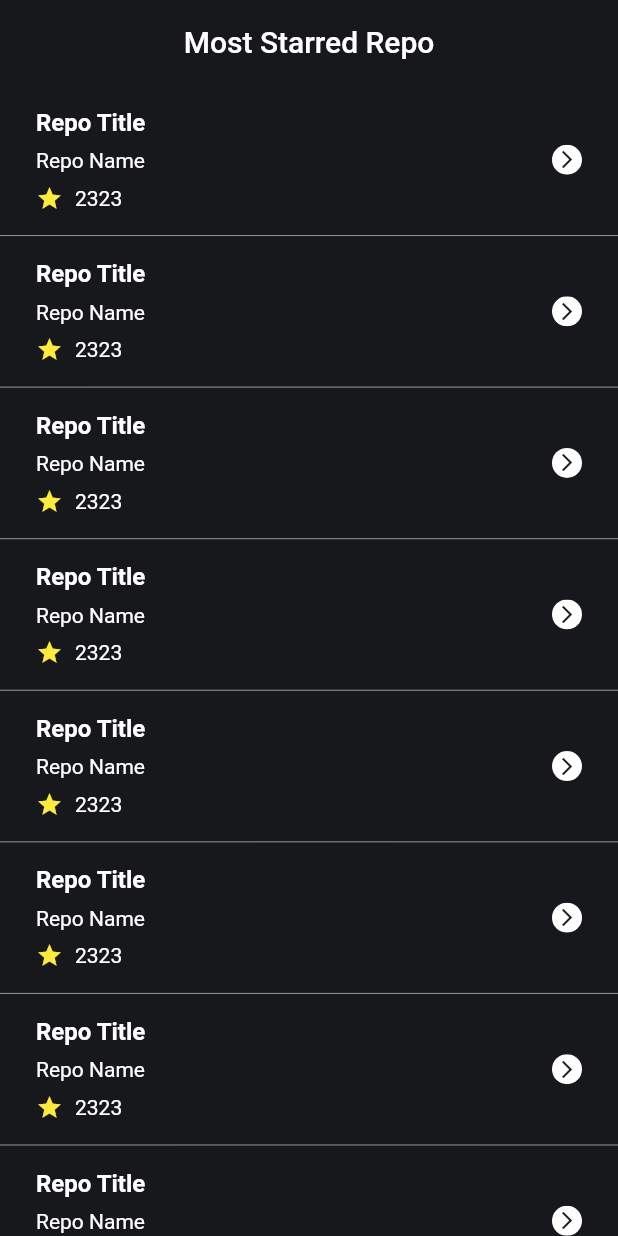
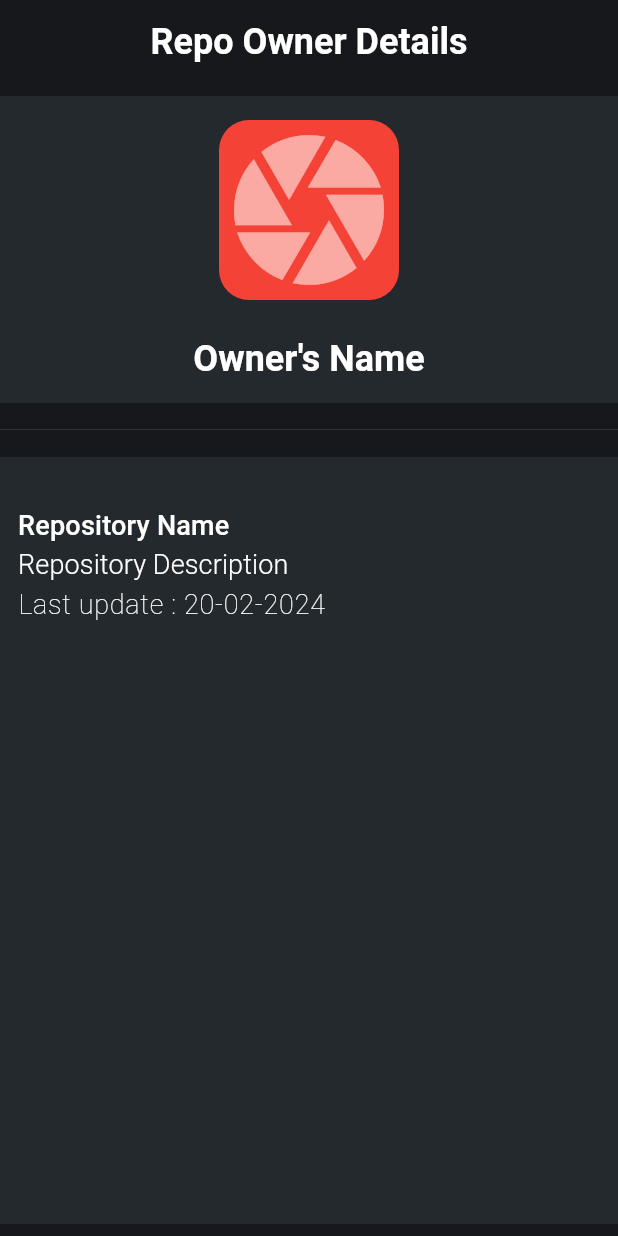
Before and after one commit to jisan66/star_github, a Flutter app: the screen it shows after launch, on a phone screen of 412 x 824 dp. Run offline on Flutter 3.47's test engine with Material 3 defaults, Android fonts, the phone set to English and light mode, and no system bars.

Commit message:
details screen and themedata added

```diff
--- a/lib/main.dart
+++ b/lib/main.dart
@@ -1,5 +1,7 @@
 import 'package:flutter/material.dart';
-import 'package:star_github/presentation/homescreen/homescreen_view.dart';
+import 'package:star_github/presentation/details_screen/details_screen.dart';
+import 'package:star_github/presentation/home_screen/homescreen_view.dart';
+import 'package:star_github/utils/themes/custom_theme.dart';
 
 void main() {
   runApp(const MyApp());
@@ -13,10 +15,8 @@ class MyApp extends StatelessWidget {
   Widget build(BuildContext context) {
     return MaterialApp(
       title: 'Flutter Demo',
-      theme: ThemeData(
-        useMaterial3: false,
-      ),
-      home: const HomeScreen(),
+      theme: customTheme,
+      home: const DetailsScreen(),
     );
   }
 }
--- /dev/null
+++ b/lib/presentation/details_screen/details_screen.dart
@@ -0,0 +1,59 @@
+import 'package:flutter/material.dart';
+import 'package:star_github/presentation/common_widgets/custom_appbar.dart';
+
+class DetailsScreen extends StatelessWidget {
+  const DetailsScreen({super.key});
+
+  @override
+  Widget build(BuildContext context) {
+    return Scaffold(
+      backgroundColor: Color(0xFF17181c),
+      appBar: AppBar(title: Text( 'Repo Owner Details')),
+      body: Padding(
+        padding: const EdgeInsets.symmetric(vertical: 8.0),
+        child: Column(
+          spacing: 16,
+          crossAxisAlignment: CrossAxisAlignment.start,
+          children: [
+            Expanded(
+              flex: 2,
+              child: Container(
+                padding: EdgeInsets.all(16),
+                color: Color(0xFF24292E),
+                child: Center(
+                  child: Column(
+                    spacing: 24,
+                    children: [
+                      ClipRRect(borderRadius: BorderRadius.all(Radius.circular(20)),child: Container(color: Colors.red,child: Icon(Icons.camera, color: Colors.white54,size: 120),)),
+                      Text('Owner\'s Name',style: Theme.of(context).textTheme.titleLarge,),
+                    ],
+                  ),
+                ),
+              ),
+            ),
+            // SizedBox(height: 8),
+            Divider(height: 4, thickness: 0.1,),
+            // SizedBox(height: 8),
+            Expanded(
+              flex: 5,
+              child: Container(
+                padding: EdgeInsets.all(12),
+                width: double.infinity,
+                color: Color(0xFF24292E),
+                child: Column(
+                  crossAxisAlignment: CrossAxisAlignment.start,
+                  children: [
+                    SizedBox(height: 20),
+                    Text('Repository Name',style: Theme.of(context).textTheme.titleMedium,),
+                    Text('Repository Description',style: Theme.of(context).textTheme.titleSmall,),
+                    Text('Last update : 20-02-2024',style: Theme.of(context).textTheme.bodyLarge,),
+                  ],
+                ),
+              ),
+            ),
+          ],
+        ),
+      )
+    );
+  }
+}
--- /dev/null
+++ b/lib/presentation/home_screen/homescreen_view.dart
@@ -0,0 +1,73 @@
+import 'package:flutter/material.dart';
+import 'package:star_github/presentation/common_widgets/custom_appbar.dart';
+import 'package:star_github/presentation/details_screen/details_screen.dart';
+
+class HomeScreen extends StatefulWidget {
+  const HomeScreen({super.key});
+
+  @override
+  State<HomeScreen> createState() => _HomeScreenState();
+}
+
+class _HomeScreenState extends State<HomeScreen> {
+  final ScrollController _scrollController = ScrollController();
+
+  @override
+  Widget build(BuildContext context) {
+    return Scaffold(
+      backgroundColor: Color(0xFF17181c),
+      appBar: AppBar(title: Text("Most Starred Repo",)),
+      body: ListView.separated(
+        controller: _scrollController, // Attach controller here
+        itemCount: 100,
+        itemBuilder: (context, index) {
+          return InkWell(
+            onTap: (){
+              Navigator.push(context, MaterialPageRoute(builder: (_)=>DetailsScreen()));
+            },
+            child: Container(
+              padding: EdgeInsets.symmetric(horizontal: 24, vertical: 16),
+              child: Row(
+                mainAxisAlignment: MainAxisAlignment.spaceBetween,
+                children: [
+                  Column(
+                    spacing: 8,
+                    crossAxisAlignment: CrossAxisAlignment.start,
+                    children: [
+                      Text("Repo Title", style: TextStyle(color: Colors.white,fontSize: 16, fontWeight: FontWeight.w600),),
+                      Text("Repo Name", style: TextStyle(color: Colors.white, fontSize: 14,fontWeight: FontWeight.w400),),
+                      Row(
+                        spacing: 8,
+                        children: [
+                          Icon(Icons.star, color: Colors.yellow,size: 18,),
+                          Text("2323", style: TextStyle(color: Colors.white, fontSize: 14,fontWeight: FontWeight.w400),),
+                        ],
+                      ),
+                    ],
+                  ),
+                  SizedBox(
+                    height: 20,
+                    width:20,
+                    child: ClipOval(
+                      child: Container(
+                        color: Colors.white, // Ensures no background color
+                        child: Icon(
+                          weight: 12,
+                          Icons.arrow_forward_ios,
+                          color: Color(0xFF17181c), // Dark color
+                          size: 14,
+                        ),
+                      ),
+                    ),
+                  )
+                ],
+              )
+            ),
+          );
+        }, separatorBuilder: (BuildContext context, int index) {
+          return Divider(color: Colors.white54,height: .05,);
+      },
+      ),
+    );
+  }
+}
--- a/lib/presentation/homescreen/homescreen_view.dart
+++ /dev/null
@@ -1,70 +0,0 @@
-import 'package:flutter/material.dart';
-
-class HomeScreen extends StatefulWidget {
-  const HomeScreen({super.key});
-
-  @override
-  State<HomeScreen> createState() => _HomeScreenState();
-}
-
-class _HomeScreenState extends State<HomeScreen> {
-  final ScrollController _scrollController = ScrollController();
-
-  @override
-  Widget build(BuildContext context) {
-    return Scaffold(
-      backgroundColor: Color(0xFF17181c),
-      appBar: AppBar(title: Text("Most Starred Repo"),
-      centerTitle: true,
-      elevation: 0,
-      // foregroundColor: Colors.transparent,
-     backgroundColor: Color(0xFF17181c),),
-      body: ListView.separated(
-        controller: _scrollController, // Attach controller here
-        itemCount: 100,
-        itemBuilder: (context, index) {
-          return Container(
-            padding: EdgeInsets.symmetric(horizontal: 24, vertical: 16),
-            child: Row(
-              mainAxisAlignment: MainAxisAlignment.spaceBetween,
-              children: [
-                Column(
-                  spacing: 8,
-                  crossAxisAlignment: CrossAxisAlignment.start,
-                  children: [
-                    Text("Repo Title", style: TextStyle(color: Colors.white,fontSize: 16, fontWeight: FontWeight.w600),),
-                    Text("Repo Name", style: TextStyle(color: Colors.white, fontSize: 14,fontWeight: FontWeight.w400),),
-                    Row(
-                      spacing: 8,
-                      children: [
-                        Icon(Icons.star, color: Colors.yellow,size: 18,),
-                        Text("2323", style: TextStyle(color: Colors.white, fontSize: 14,fontWeight: FontWeight.w400),),
-                      ],
-                    ),
-                  ],
-                ),
-                SizedBox(
-                  height: 20,
-                  width:20,
-                  child: ClipOval(
-                    child: Container(
-                      color: Colors.white, // Ensures no background color
-                      child: Icon(
-                        weight: 12,
-                        Icons.arrow_forward_ios,
-                        color: Color(0xFF17181c), // Dark color
-                        size: 14,
-                      ),
-                    ),
-                  ),
-                )
-              ],
-            )
-          );
-        }, separatorBuilder: (BuildContext context, int index) {
-          return Divider(color: Colors.white54,height: .05,);
-      },
-      ),
-    );
-  }
-}
--- /dev/null
+++ b/lib/utils/themes/custom_theme.dart
@@ -0,0 +1,19 @@
+import 'package:flutter/material.dart';
+
+final ThemeData customTheme = ThemeData(
+  primaryColor: Color(0xFF17181c),
+  appBarTheme: AppBarTheme(
+    backgroundColor: Color(0xFF17181c),
+    foregroundColor: Colors.white,
+    elevation: 0,
+    centerTitle: true,
+  ),
+  textTheme: TextTheme(
+    titleLarge: TextStyle(color: Colors.white, fontSize: 24, fontWeight: FontWeight.bold),
+    titleMedium: TextStyle(color: Colors.white, fontSize: 18, fontWeight: FontWeight.w500),
+    titleSmall: TextStyle(color: Colors.white, fontSize: 18, fontWeight: FontWeight.w300),
+    bodyLarge: TextStyle(color: Colors.white, fontSize: 18, fontWeight: FontWeight.w100),
+    bodyMedium: TextStyle(color: Colors.white, fontSize: 18, fontWeight: FontWeight.w200),
+    bodySmall: TextStyle(color: Colors.white, fontSize: 18, fontWeight: FontWeight.w200),
+  ),
+);
```
Also changed, not shown: lib/presentation/common_widgets/custom_appbar.dart (added, +20 -0 lines).
